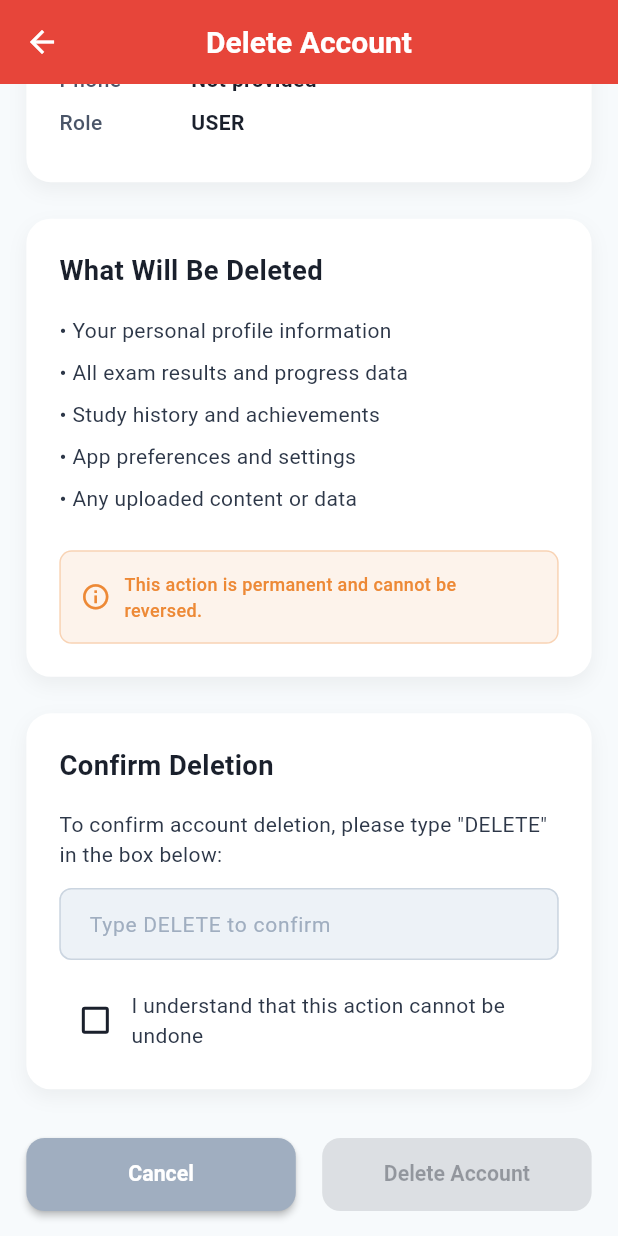
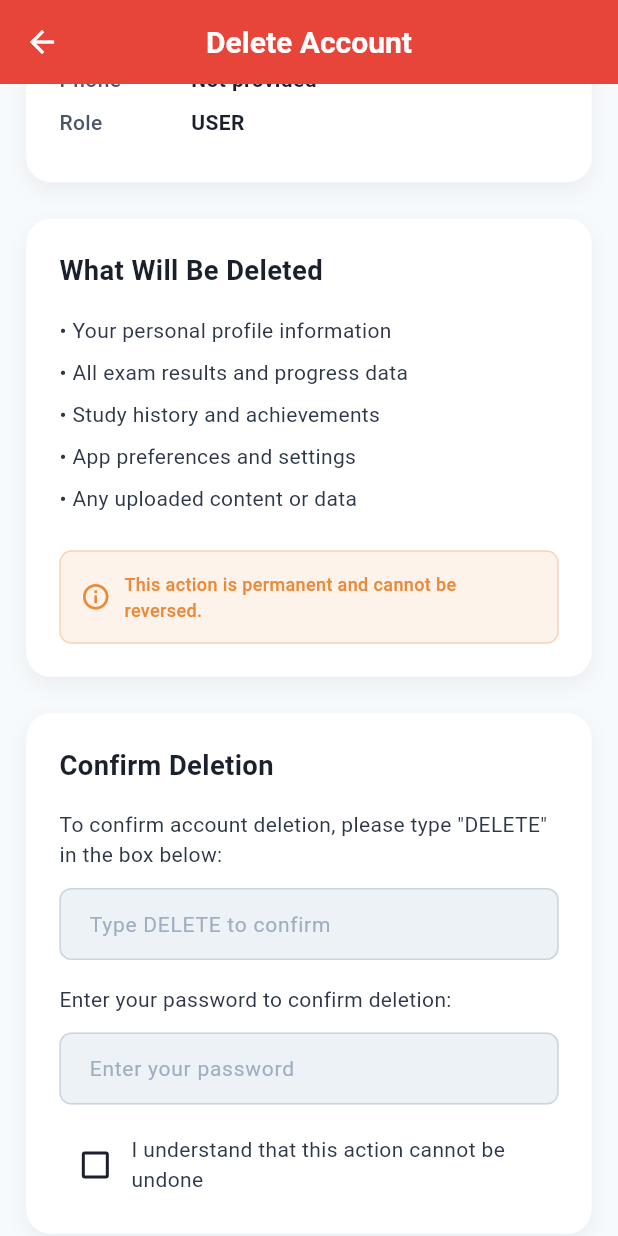
Before and after one commit to codetraildevs/learn-traffic-rules, a Flutter app: the DeleteAccountScreen screen opened by its route, scrolled down 324 dp, on a phone screen of 412 x 824 dp. Run offline on Flutter 3.47's test engine with Material 3 defaults, Android fonts, the light colour scheme and no system bars; our stand-ins replace connectivity_plus, device_info_plus, file_picker, flutter_local_notifications, flutter_riverpod, flutter_screenutil and 3 more; missing offline and left inert: flash_message; accounts and stored records are empty; Roboto replaces fonts that are missing (Poppins); project files that could hold a hidden picture were left out.

Commit message:
Add password verification to delete account functionality
- Update delete account screen to include password input field
- Modify API service to accept password parameter
- Use auth endpoint POST /api/auth/delete-account instead of user-management
- Require both confirmation text and password for account deletion
- Enhanced security with password verification before deletion

```diff
--- a/frontend/lib/screens/user/delete_account_screen.dart
+++ b/frontend/lib/screens/user/delete_account_screen.dart
@@ -19,10 +19,12 @@ class _DeleteAccountScreenState extends ConsumerState<DeleteAccountScreen> {
   bool _isLoading = false;
   bool _confirmDeletion = false;
   final TextEditingController _confirmationController = TextEditingController();
+  final TextEditingController _passwordController = TextEditingController();
 
   @override
   void dispose() {
     _confirmationController.dispose();
+    _passwordController.dispose();
     super.dispose();
   }
 
@@ -229,6 +231,28 @@ class _DeleteAccountScreenState extends ConsumerState<DeleteAccountScreen> {
                     },
                   ),
                   SizedBox(height: 16.h),
+                  Text(
+                    'Enter your password to confirm deletion:',
+                    style: AppTextStyles.bodyMedium.copyWith(
+                      color: AppColors.grey700,
+                    ),
+                  ),
+                  SizedBox(height: 12.h),
+                  TextField(
+                    controller: _passwordController,
+                    obscureText: true,
+                    decoration: InputDecoration(
+                      hintText: 'Enter your password',
+                      border: OutlineInputBorder(
+                        borderRadius: BorderRadius.circular(8.r),
+                      ),
+                      focusedBorder: OutlineInputBorder(
+                        borderRadius: BorderRadius.circular(8.r),
+                        borderSide: const BorderSide(color: AppColors.error),
+                      ),
+                    ),
+                  ),
+                  SizedBox(height: 16.h),
                   Row(
                     children: [
                       Checkbox(
@@ -278,7 +302,7 @@ class _DeleteAccountScreenState extends ConsumerState<DeleteAccountScreen> {
                 Expanded(
                   child: CustomButton(
                     text: 'Delete Account',
-                    onPressed: _confirmDeletion && !_isLoading
+                    onPressed: _confirmDeletion && _passwordController.text.isNotEmpty && !_isLoading
                         ? _deleteAccount
                         : null,
                     backgroundColor: AppColors.error,
@@ -371,8 +395,8 @@ class _DeleteAccountScreenState extends ConsumerState<DeleteAccountScreen> {
         return;
       }
 
-      // Call delete account API
-      await _apiService.deleteAccount();
+      // Call delete account API with password
+      await _apiService.deleteAccount(_passwordController.text);
 
       // Show success message
       if (mounted) {
--- a/frontend/lib/services/api_service.dart
+++ b/frontend/lib/services/api_service.dart
@@ -328,10 +328,11 @@ class ApiService {
     );
   }
 
-  Future<Map<String, dynamic>> deleteAccount() async {
+  Future<Map<String, dynamic>> deleteAccount(String password) async {
     return await makeRequest(
-      'DELETE',
-      '${AppConstants.baseUrl}/user-management/delete-account',
+      'POST',
+      '${AppConstants.authEndpoint}/delete-account',
+      body: {'password': password},
     );
   }
 
```
